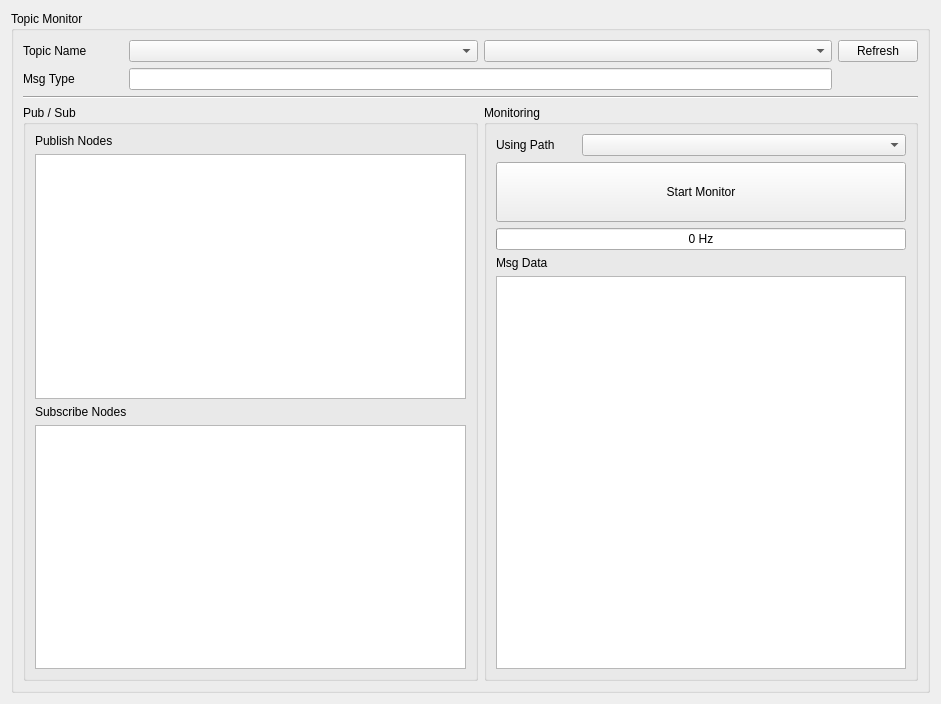
Above: ui/topic_monitor.ui from yyamazaki933/rosif before the change. Below: the same form after it.
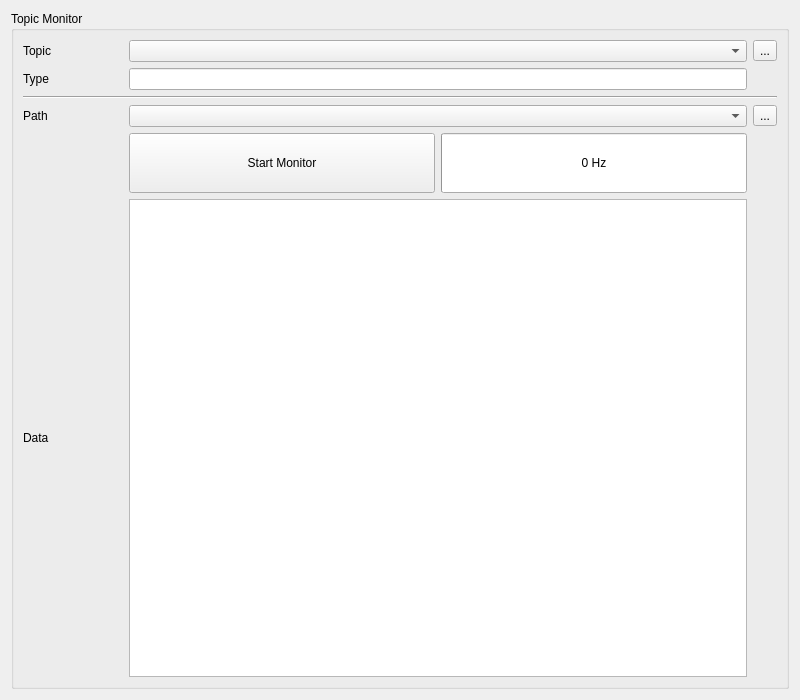
That is the form after the change.

Diff of the .ui file:
```diff
--- a/ui/topic_monitor.ui
+++ b/ui/topic_monitor.ui
@@ -6,8 +6,8 @@
    <rect>
     <x>0</x>
     <y>0</y>
-    <width>941</width>
-    <height>704</height>
+    <width>800</width>
+    <height>700</height>
    </rect>
   </property>
   <property name="acceptDrops">
@@ -23,20 +23,84 @@
       <string>Topic Monitor</string>
      </property>
      <layout class="QGridLayout" name="gridLayout_2">
-      <item row="3" column="1">
-       <widget class="QLabel" name="label_11">
-        <property name="text">
-         <string>Msg Type</string>
+      <item row="11" column="3" colspan="2">
+       <widget class="QPlainTextEdit" name="pte_echo">
+        <property name="palette">
+         <palette>
+          <active>
+           <colorrole role="Text">
+            <brush brushstyle="SolidPattern">
+             <color alpha="255">
+              <red>154</red>
+              <green>153</green>
+              <blue>150</blue>
+             </color>
+            </brush>
+           </colorrole>
+           <colorrole role="PlaceholderText">
+            <brush brushstyle="NoBrush">
+             <color alpha="128">
+              <red>154</red>
+              <green>153</green>
+              <blue>150</blue>
+             </color>
+            </brush>
+           </colorrole>
+          </active>
+          <inactive>
+           <colorrole role="Text">
+            <brush brushstyle="SolidPattern">
+             <color alpha="255">
+              <red>154</red>
+              <green>153</green>
+              <blue>150</blue>
+             </color>
+            </brush>
+           </colorrole>
+           <colorrole role="PlaceholderText">
+            <brush brushstyle="NoBrush">
+             <color alpha="128">
+              <red>154</red>
+              <green>153</green>
+              <blue>150</blue>
+             </color>
+            </brush>
+           </colorrole>
+          </inactive>
+          <disabled>
+           <colorrole role="Text">
+            <brush brushstyle="SolidPattern">
+             <color alpha="255">
+              <red>94</red>
+              <green>92</green>
+              <blue>100</blue>
+             </color>
+            </brush>
+           </colorrole>
+           <colorrole role="PlaceholderText">
+            <brush brushstyle="NoBrush">
+             <color alpha="128">
+              <red>154</red>
+              <green>153</green>
+              <blue>150</blue>
+             </color>
+            </brush>
+           </colorrole>
+          </disabled>
+         </palette>
+        </property>
+        <property name="font">
+         <font>
+          <family>Ubuntu Mono</family>
+          <pointsize>13</pointsize>
+         </font>
+        </property>
+        <property name="readOnly">
+         <bool>true</bool>
         </property>
        </widget>
       </item>
-      <item row="1" column="2">
-       <widget class="QComboBox" name="cb_ns"/>
-      </item>
-      <item row="1" column="3">
-       <widget class="QComboBox" name="cb_topic"/>
-      </item>
-      <item row="3" column="2" colspan="2">
+      <item row="3" column="3" colspan="2">
        <widget class="QLineEdit" name="le_type">
         <property name="palette">
          <palette>
@@ -107,8 +171,99 @@
         </property>
        </widget>
       </item>
-      <item row="1" column="4">
-       <widget class="QPushButton" name="pb_update">
+      <item row="7" column="3" colspan="2">
+       <widget class="QComboBox" name="cb_path">
+        <property name="sizePolicy">
+         <sizepolicy hsizetype="Ignored" vsizetype="Fixed">
+          <horstretch>0</horstretch>
+          <verstretch>0</verstretch>
+         </sizepolicy>
+        </property>
+       </widget>
+      </item>
+      <item row="7" column="5">
+       <widget class="QToolButton" name="pb_path">
+        <property name="text">
+         <string>...</string>
+        </property>
+       </widget>
+      </item>
+      <item row="9" column="4">
+       <widget class="QProgressBar" name="prog_hz">
+        <property name="sizePolicy">
+         <sizepolicy hsizetype="Preferred" vsizetype="Fixed">
+          <horstretch>0</horstretch>
+          <verstretch>0</verstretch>
+         </sizepolicy>
+        </property>
+        <property name="minimumSize">
+         <size>
+          <width>0</width>
+          <height>60</height>
+         </size>
+        </property>
+        <property name="maximum">
+         <number>1</number>
+        </property>
+        <property name="value">
+         <number>0</number>
+        </property>
+        <property name="format">
+         <string>%v Hz</string>
+        </property>
+       </widget>
+      </item>
+      <item row="9" column="3">
+       <widget class="QPushButton" name="pb_start">
+        <property name="minimumSize">
+         <size>
+          <width>0</width>
+          <height>60</height>
+         </size>
+        </property>
+        <property name="text">
+         <string>Start Monitor</string>
+        </property>
+       </widget>
+      </item>
+      <item row="1" column="3" colspan="2">
+       <widget class="QComboBox" name="cb_topic">
+        <property name="sizePolicy">
+         <sizepolicy hsizetype="Ignored" vsizetype="Fixed">
+          <horstretch>0</horstretch>
+          <verstretch>0</verstretch>
+         </sizepolicy>
+        </property>
+       </widget>
+      </item>
+      <item row="1" column="2">
+       <widget class="QLabel" name="label_10">
+        <property name="minimumSize">
+         <size>
+          <width>100</width>
+          <height>0</height>
+         </size>
+        </property>
+        <property name="maximumSize">
+         <size>
+          <width>100</width>
+          <height>16777215</height>
+         </size>
+        </property>
+        <property name="text">
+         <string>Topic</string>
+        </property>
+       </widget>
+      </item>
+      <item row="3" column="2">
+       <widget class="QLabel" name="label_11">
+        <property name="text">
+         <string>Type</string>
+        </property>
+       </widget>
+      </item>
+      <item row="7" column="2">
+       <widget class="QLabel" name="label">
         <property name="maximumSize">
          <size>
           <width>80</width>
@@ -116,206 +271,31 @@
          </size>
         </property>
         <property name="text">
-         <string>Refresh</string>
+         <string>Path</string>
         </property>
        </widget>
       </item>
-      <item row="4" column="1" colspan="4">
+      <item row="11" column="2">
+       <widget class="QLabel" name="label_4">
+        <property name="text">
+         <string>Data</string>
+        </property>
+       </widget>
+      </item>
+      <item row="6" column="2" colspan="4">
        <widget class="Line" name="line">
         <property name="orientation">
          <enum>Qt::Horizontal</enum>
         </property>
        </widget>
       </item>
-      <item row="1" column="1">
-       <widget class="QLabel" name="label_10">
-        <property name="minimumSize">
-         <size>
-          <width>100</width>
-          <height>0</height>
-         </size>
-        </property>
-        <property name="maximumSize">
-         <size>
-          <width>100</width>
-          <height>16777215</height>
-         </size>
-        </property>
+      <item row="1" column="5">
+       <widget class="QToolButton" name="pb_update">
         <property name="text">
-         <string>Topic Name</string>
+         <string>...</string>
         </property>
        </widget>
       </item>
-      <item row="6" column="1" colspan="2">
-       <widget class="QGroupBox" name="groupBox_2">
-        <property name="title">
-         <string>Pub / Sub</string>
-        </property>
-        <layout class="QVBoxLayout" name="verticalLayout_2">
-         <item>
-          <widget class="QLabel" name="label_3">
-           <property name="text">
-            <string>Publish Nodes</string>
-           </property>
-          </widget>
-         </item>
-         <item>
-          <widget class="QListWidget" name="lw_pub"/>
-         </item>
-         <item>
-          <widget class="QLabel" name="label_2">
-           <property name="text">
-            <string>Subscribe Nodes</string>
-           </property>
-          </widget>
-         </item>
-         <item>
-          <widget class="QListWidget" name="lw_sub"/>
-         </item>
-        </layout>
-       </widget>
-      </item>
-      <item row="6" column="3" colspan="2">
-       <widget class="QGroupBox" name="groupBox_3">
-        <property name="title">
-         <string>Monitoring</string>
-        </property>
-        <layout class="QGridLayout" name="gridLayout">
-         <item row="6" column="0" colspan="2">
-          <widget class="QPlainTextEdit" name="pte_echo">
-           <property name="palette">
-            <palette>
-             <active>
-              <colorrole role="Text">
-               <brush brushstyle="SolidPattern">
-                <color alpha="255">
-                 <red>154</red>
-                 <green>153</green>
-                 <blue>150</blue>
-                </color>
-               </brush>
-              </colorrole>
-              <colorrole role="PlaceholderText">
-               <brush brushstyle="NoBrush">
-                <color alpha="128">
-                 <red>154</red>
-                 <green>153</green>
-                 <blue>150</blue>
-                </color>
-               </brush>
-              </colorrole>
-             </active>
-             <inactive>
-              <colorrole role="Text">
-               <brush brushstyle="SolidPattern">
-                <color alpha="255">
-                 <red>154</red>
-                 <green>153</green>
-                 <blue>150</blue>
-                </color>
-               </brush>
-              </colorrole>
-              <colorrole role="PlaceholderText">
-               <brush brushstyle="NoBrush">
-                <color alpha="128">
-                 <red>154</red>
-                 <green>153</green>
-                 <blue>150</blue>
-                </color>
-               </brush>
-              </colorrole>
-             </inactive>
-             <disabled>
-              <colorrole role="Text">
-               <brush brushstyle="SolidPattern">
-                <color alpha="255">
-                 <red>94</red>
-                 <green>92</green>
-                 <blue>100</blue>
-                </color>
-               </brush>
-              </colorrole>
-              <colorrole role="PlaceholderText">
-               <brush brushstyle="NoBrush">
-                <color alpha="128">
-                 <red>154</red>
-                 <green>153</green>
-                 <blue>150</blue>
-                </color>
-               </brush>
-              </colorrole>
-             </disabled>
-            </palette>
-           </property>
-           <property name="font">
-            <font>
-             <family>Ubuntu Mono</family>
-             <pointsize>13</pointsize>
-            </font>
-           </property>
-           <property name="readOnly">
-            <bool>true</bool>
-           </property>
-          </widget>
-         </item>
-         <item row="1" column="1">
-          <widget class="QComboBox" name="cb_path"/>
-         </item>
-         <item row="1" column="0">
-          <widget class="QLabel" name="label">
-           <property name="maximumSize">
-            <size>
-             <width>80</width>
-             <height>16777215</height>
-            </size>
-           </property>
-           <property name="text">
-            <string>Using Path</string>
-           </property>
-          </widget>
-         </item>
-         <item row="5" column="0">
-          <widget class="QLabel" name="label_4">
-           <property name="text">
-            <string>Msg Data</string>
-           </property>
-          </widget>
-         </item>
-         <item row="3" column="0" colspan="2">
-          <widget class="QPushButton" name="pb_monitor">
-           <property name="minimumSize">
-            <size>
-             <width>0</width>
-             <height>60</height>
-            </size>
-           </property>
-           <property name="text">
-            <string>Start Monitor</string>
-           </property>
-          </widget>
-         </item>
-         <item row="4" column="0" colspan="2">
-          <widget class="QProgressBar" name="prog_hz">
-           <property name="sizePolicy">
-            <sizepolicy hsizetype="Preferred" vsizetype="Fixed">
-             <horstretch>0</horstretch>
-             <verstretch>0</verstretch>
-            </sizepolicy>
-           </property>
-           <property name="maximum">
-            <number>1</number>
-           </property>
-           <property name="value">
-            <number>0</number>
-           </property>
-           <property name="format">
-            <string>%v Hz</string>
-           </property>
-          </widget>
-         </item>
-        </layout>
-       </widget>
-      </item>
      </layout>
     </widget>
    </item>
```
